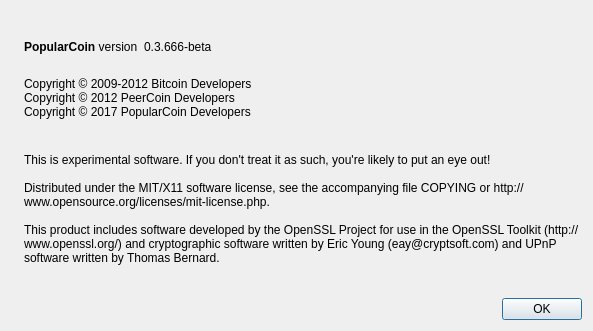
Above: src/qt/forms/aboutdialog.ui from CryptvJet/Messages before the change. Below: the same form after it.
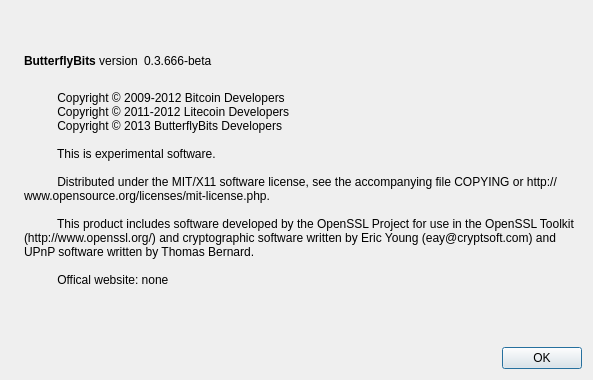
That is the form after the change. Icons and pictures are not drawn.

```diff
--- a/src/qt/forms/aboutdialog.ui
+++ b/src/qt/forms/aboutdialog.ui
@@ -7,7 +7,7 @@
     <x>0</x>
     <y>0</y>
     <width>593</width>
-    <height>331</height>
+    <height>380</height>
    </rect>
   </property>
   <property name="windowTitle">
@@ -50,7 +50,7 @@
           <cursorShape>IBeamCursor</cursorShape>
          </property>
          <property name="text">
-          <string>&lt;b&gt;PopularCoin&lt;/b&gt; version</string>
+          <string>&lt;b&gt;ButterflyBits&lt;/b&gt; version</string>
          </property>
          <property name="textInteractionFlags">
           <set>Qt::LinksAccessibleByMouse|Qt::TextSelectableByKeyboard|Qt::TextSelectableByMouse</set>
@@ -65,6 +65,9 @@
          <property name="text">
           <string notr="true">0.3.666-beta</string>
          </property>
+         <property name="textFormat">
+          <enum>Qt::RichText</enum>
+         </property>
          <property name="textInteractionFlags">
           <set>Qt::LinksAccessibleByMouse|Qt::TextSelectableByKeyboard|Qt::TextSelectableByMouse</set>
          </property>
@@ -85,23 +88,6 @@
        </item>
       </layout>
      </item>
-     <item>
-      <widget class="QLabel" name="copyrightLabel">
-       <property name="cursor">
-        <cursorShape>IBeamCursor</cursorShape>
-       </property>
-       <property name="text">
-        <string>
-Copyright © 2009-2012 Bitcoin Developers
-Copyright © 2012 PeerCoin Developers
-Copyright © 2017 PopularCoin Developers
-</string>
-       </property>
-       <property name="textInteractionFlags">
-        <set>Qt::LinksAccessibleByMouse|Qt::TextSelectableByKeyboard|Qt::TextSelectableByMouse</set>
-       </property>
-      </widget>
-     </item>
      <item>
       <widget class="QLabel" name="label_2">
        <property name="cursor">
@@ -109,11 +95,18 @@
        </property>
        <property name="text">
         <string>
-This is experimental software. If you don't treat it as such, you're likely to put an eye out!
+          Copyright © 2009-2012 Bitcoin Developers
+          Copyright © 2011-2012 Litecoin Developers
+          Copyright © 2013 ButterflyBits Developers
 
-Distributed under the MIT/X11 software license, see the accompanying file COPYING or http://www.opensource.org/licenses/mit-license.php.
+          This is experimental software.
 
-This product includes software developed by the OpenSSL Project for use in the OpenSSL Toolkit (http://www.openssl.org/) and cryptographic software written by Eric Young (eay@cryptsoft.com) and UPnP software written by Thomas Bernard.</string>
+          Distributed under the MIT/X11 software license, see the accompanying file COPYING or http://www.opensource.org/licenses/mit-license.php.
+
+          This product includes software developed by the OpenSSL Project for use in the OpenSSL Toolkit (http://www.openssl.org/) and cryptographic software written by Eric Young (eay@cryptsoft.com) and UPnP software written by Thomas Bernard.
+
+          Offical website: none
+        </string>
        </property>
        <property name="wordWrap">
         <bool>true</bool>
```
Left out of the diff: 2 changed lines with no effect on the pictures.
